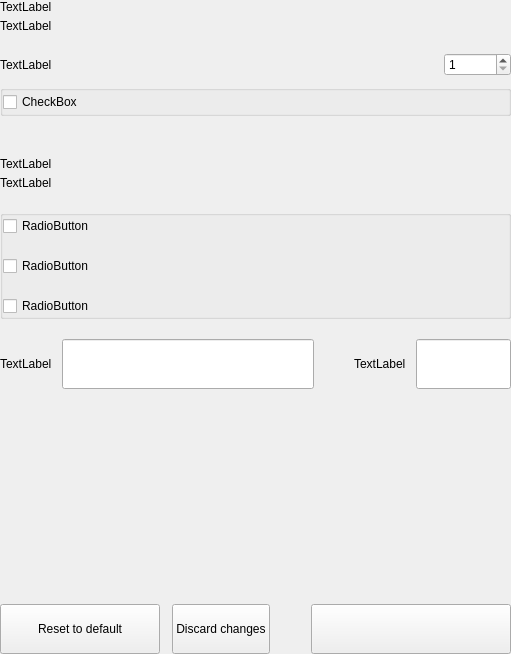
pengolincoin/PengolinCoin-Core, file src/qt/pengolincoin/settings/forms/settingswalletoptionswidget.ui: the form before one commit.
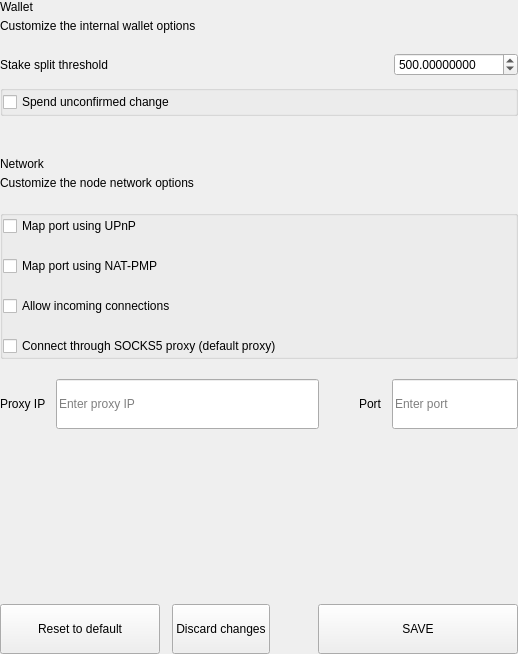
The form after the commit.

What changed in the file:
```diff
--- a/src/qt/pengolincoin/settings/forms/settingswalletoptionswidget.ui
+++ b/src/qt/pengolincoin/settings/forms/settingswalletoptionswidget.ui
@@ -6,7 +6,7 @@
    <rect>
     <x>0</x>
     <y>0</y>
-    <width>511</width>
+    <width>518</width>
     <height>654</height>
    </rect>
   </property>
@@ -62,14 +62,14 @@
             <item>
              <widget class="QLabel" name="labelTitle">
               <property name="text">
-               <string>TextLabel</string>
+               <string>Wallet</string>
               </property>
              </widget>
             </item>
             <item>
              <widget class="QLabel" name="labelSubtitle1">
               <property name="text">
-               <string>TextLabel</string>
+               <string>Customize the internal wallet options</string>
               </property>
               <property name="wordWrap">
                <bool>true</bool>
@@ -104,7 +104,7 @@
           <item>
            <widget class="QLabel" name="labelTitleStake">
             <property name="text">
-             <string>TextLabel</string>
+             <string>Stake split threshold</string>
             </property>
            </widget>
           </item>
@@ -122,13 +122,19 @@
            </spacer>
           </item>
           <item>
-           <widget class="QSpinBox" name="spinBoxStakeSplitThreshold">
+           <widget class="QDoubleSpinBox" name="spinBoxStakeSplitThreshold">
+            <property name="decimals">
+             <number>8</number>
+            </property>
             <property name="minimum">
-             <number>1</number>
+             <number>0</number>
             </property>
             <property name="maximum">
              <number>999999</number>
             </property>
+            <property name="value">
+             <number>500</number>
+            </property>
            </widget>
           </item>
          </layout>
@@ -157,7 +163,7 @@
            <item>
             <widget class="QCheckBox" name="radioButtonSpend">
              <property name="text">
-              <string>CheckBox</string>
+              <string>Spend unconfirmed change</string>
              </property>
             </widget>
            </item>
@@ -228,14 +234,14 @@
             <item>
              <widget class="QLabel" name="labelTitleNetwork">
               <property name="text">
-               <string>TextLabel</string>
+               <string>Network</string>
               </property>
              </widget>
             </item>
             <item>
              <widget class="QLabel" name="labelSubtitleNetwork">
               <property name="text">
-               <string>TextLabel</string>
+               <string>Customize the node network options</string>
               </property>
               <property name="wordWrap">
                <bool>true</bool>
@@ -286,21 +292,31 @@
            <item>
             <widget class="QCheckBox" name="checkBoxMap">
              <property name="text">
-              <string>RadioButton</string>
+              <string>Map port using UPnP</string>
+             </property>
+            </widget>
+           </item>
+           <item>
+            <widget class="QCheckBox" name="mapPortNatpmp">
+             <property name="toolTip">
+              <string>Automatically open the PENGOLINCOIN client port on the router. This only works when your router supports NAT-PMP and it is enabled. The external port could be random.</string>
+             </property>
+             <property name="text">
+              <string>Map port using NAT-PMP</string>
              </property>
             </widget>
            </item>
            <item>
             <widget class="QCheckBox" name="checkBoxAllow">
              <property name="text">
-              <string>RadioButton</string>
+              <string>Allow incoming connections</string>
              </property>
             </widget>
            </item>
            <item>
             <widget class="QCheckBox" name="checkBoxConnect">
              <property name="text">
-              <string>RadioButton</string>
+              <string>Connect through SOCKS5 proxy (default proxy)</string>
              </property>
             </widget>
            </item>
@@ -336,7 +352,7 @@
             <item>
              <widget class="QLabel" name="labelSubtitleProxy">
               <property name="text">
-               <string>TextLabel</string>
+               <string>Proxy IP</string>
               </property>
              </widget>
             </item>
@@ -354,6 +370,9 @@
                 <height>50</height>
                </size>
               </property>
+              <property name="placeholderText">
+               <string>Enter proxy IP</string>
+              </property>
              </widget>
             </item>
            </layout>
@@ -379,7 +398,7 @@
             <item>
              <widget class="QLabel" name="labelSubtitlePort">
               <property name="text">
-               <string>TextLabel</string>
+               <string>Port</string>
               </property>
              </widget>
             </item>
@@ -397,6 +416,9 @@
                 <height>50</height>
                </size>
               </property>
+              <property name="placeholderText">
+               <string>Enter port</string>
+              </property>
              </widget>
             </item>
            </layout>
@@ -493,7 +515,7 @@
              <enum>Qt::NoFocus</enum>
             </property>
             <property name="text">
-             <string/>
+             <string>SAVE</string>
             </property>
            </widget>
           </item>
```
Left out of the diff: 2 changed lines with no effect on the pictures.
